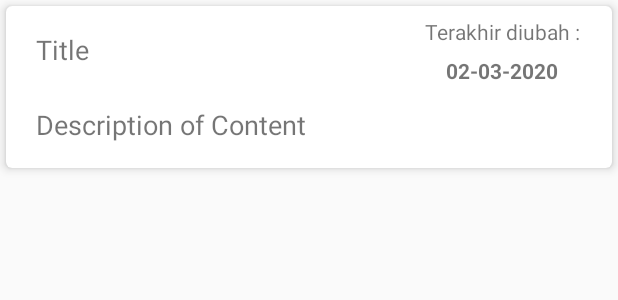
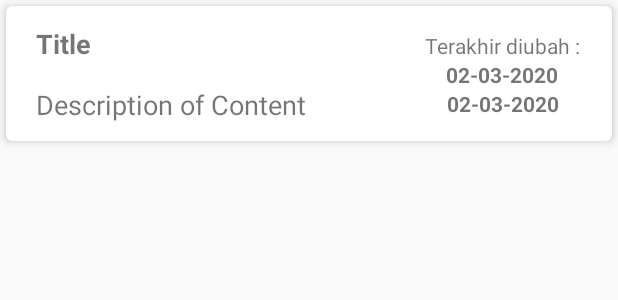
Before and after one commit to masyuks/NotesApp_mobileUTS, an Android app: the layout item_notes.xml on its own in the app's theme, with its tools: preview values and no code run, on a phone screen of 412 x 824 dp. Shown: the top 300 px of the screen. Run offline under Robolectric (Android 15) with nearby library versions, the phone set to English and light mode, and no system bars.

```diff
--- a/app/src/main/AndroidManifest.xml
+++ b/app/src/main/AndroidManifest.xml
@@ -3,6 +3,7 @@
     package="com.example.notesapp">
 
     <application
+        android:name=".Application"
         android:allowBackup="true"
         android:icon="@mipmap/ic_launcher"
         android:label="@string/app_name"
--- a/app/src/main/res/layout/activity_main.xml
+++ b/app/src/main/res/layout/activity_main.xml
@@ -17,7 +17,6 @@
         android:layout_gravity="bottom|end"
         android:layout_margin="@dimen/fab_margin"
         app:backgroundTint="#833AB7"
-        android:onClick="handleAdd"
         app:srcCompat="@android:drawable/ic_input_add" />
 
 </androidx.coordinatorlayout.widget.CoordinatorLayout>
--- a/app/src/main/res/layout/item_notes.xml
+++ b/app/src/main/res/layout/item_notes.xml
@@ -13,7 +13,7 @@
     <androidx.constraintlayout.widget.ConstraintLayout
         android:id="@+id/linearLayout"
         android:layout_width="match_parent"
-        android:layout_height="100dp"
+        android:layout_height="82dp"
         android:layout_margin="4dp"
         android:weightSum="3">
 
@@ -23,6 +23,7 @@
             android:layout_height="wrap_content"
             android:layout_marginStart="16dp"
             android:textSize="18sp"
+            android:textStyle="bold"
             app:layout_constraintBottom_toTopOf="@+id/guideline2"
             app:layout_constraintEnd_toStartOf="@+id/guideline3"
             app:layout_constraintStart_toStartOf="parent"
@@ -34,24 +35,37 @@
             android:layout_width="0dp"
             android:layout_height="wrap_content"
             android:layout_marginStart="16dp"
-            android:layout_marginEnd="16dp"
+            android:ellipsize="end"
+            android:maxLines="1"
             android:textSize="18sp"
             app:layout_constraintBottom_toBottomOf="parent"
-            app:layout_constraintEnd_toEndOf="parent"
+            app:layout_constraintEnd_toStartOf="@+id/guideline3"
             app:layout_constraintStart_toStartOf="parent"
             app:layout_constraintTop_toTopOf="@+id/guideline2"
             tools:text="Description of Content" />
 
         <TextView
+            android:id="@+id/text_date"
+            android:layout_width="wrap_content"
+            android:layout_height="wrap_content"
+            android:textAlignment="textEnd"
+            android:textStyle="bold"
+            app:layout_constraintBottom_toTopOf="@+id/guideline2"
+            app:layout_constraintEnd_toEndOf="parent"
+            app:layout_constraintStart_toStartOf="@+id/guideline3"
+            app:layout_constraintTop_toTopOf="@+id/guideline2"
+            tools:text="02-03-2020" />
+
+        <TextView
             android:id="@+id/text_time"
             android:layout_width="wrap_content"
             android:layout_height="wrap_content"
-            android:layout_marginTop="3dp"
             android:textAlignment="textEnd"
             android:textStyle="bold"
             app:layout_constraintEnd_toEndOf="parent"
+            app:layout_constraintHorizontal_bias="0.507"
             app:layout_constraintStart_toStartOf="@+id/guideline3"
-            app:layout_constraintTop_toTopOf="@+id/guideline4"
+            app:layout_constraintTop_toBottomOf="@+id/text_date"
             tools:text="02-03-2020" />
 
         <androidx.constraintlayout.widget.Guideline
@@ -68,20 +82,12 @@
             android:orientation="vertical"
             app:layout_constraintGuide_percent="0.65" />
 
-        <androidx.constraintlayout.widget.Guideline
-            android:id="@+id/guideline4"
-            android:layout_width="wrap_content"
-            android:layout_height="wrap_content"
-            android:orientation="horizontal"
-            app:layout_constraintGuide_percent="0.26" />
-
         <TextView
             android:id="@+id/txt_edit"
             android:layout_width="wrap_content"
             android:layout_height="wrap_content"
-            android:layout_marginBottom="3dp"
             android:text="Terakhir diubah :"
-            app:layout_constraintBottom_toTopOf="@+id/guideline4"
+            app:layout_constraintBottom_toTopOf="@+id/text_date"
             app:layout_constraintEnd_toEndOf="parent"
             app:layout_constraintHorizontal_bias="0.515"
             app:layout_constraintStart_toStartOf="@+id/guideline3" />
```
Also changed, not shown: app/src/main/java/com/example/notesapp/Application.java (added, +17 -0 lines), app/src/main/java/com/example/notesapp/MainActivity.java (+57 -6 lines), app/src/main/java/com/example/notesapp/SaveActivity.java (+71 -1 lines), app/src/main/java/com/example/notesapp/adapters/NotesAdapter.java (+5 -6 lines), app/src/main/java/com/example/notesapp/models/Notes.java (+28 -4 lines), app/src/main/java/com/example/notesapp/models/Rv_List.java (added, +29 -0 lines).
